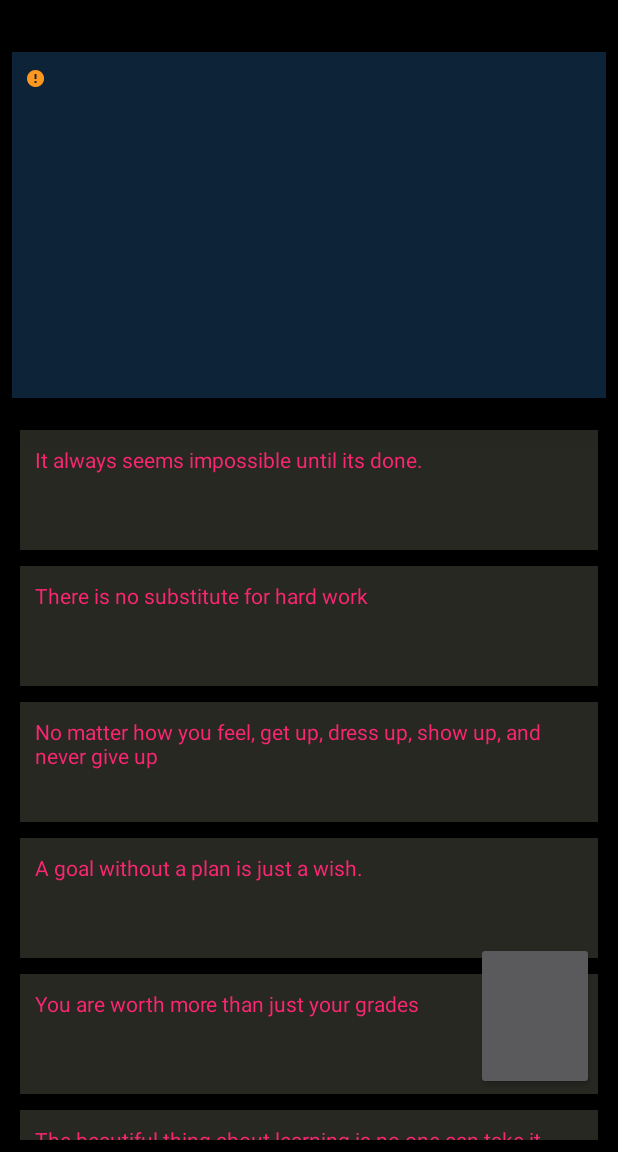
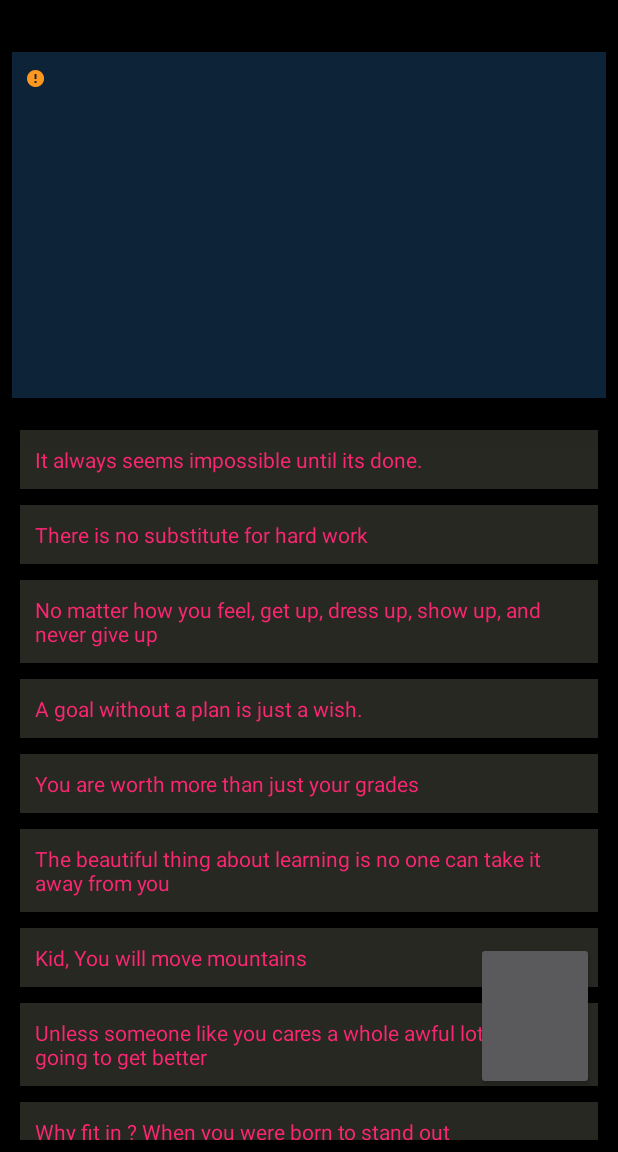
Before and after one commit to TeamSevenCET/MyVirtualPlanner-Android, an Android app: the screen it shows after launch (MainActivity), on a phone screen of 412 x 824 dp, the part 84-1236 px from its top. Run offline under Robolectric (Android 15) with nearby library versions, the phone set to English and light mode, and no system bars; our stand-ins replace Firebase (no records; nobody signed in at launch, a user with empty details on screens opened directly); libraries missing offline, so code that uses them is left out: at.markushi.ui; plain views replace CircleButton; 2 statements that could not run were skipped.

Commit message:
better view for large string inputs

```diff
--- a/app/src/main/java/io/github/teamseven/myvirtualplanner/MainActivity.java
+++ b/app/src/main/java/io/github/teamseven/myvirtualplanner/MainActivity.java
@@ -265,7 +265,6 @@ public class MainActivity extends AppCompatActivity implements NavigationView.On
                 AlertDialog.Builder mBuilder=new AlertDialog.Builder(MainActivity.this);
                 View lview = getLayoutInflater().inflate(R.layout.dialog_reminder,null);
                 final EditText lReminder=(EditText) lview.findViewById(R.id.textReminder);
-                String text_rem=lReminder.getText().toString();
                 final DatePicker rem_date=(DatePicker) lview.findViewById(R.id.datePicker4);
                 final TimePicker rem_time=(TimePicker)lview.findViewById(R.id.timePicker);
                 mBuilder.setView(lview);
--- a/app/src/main/res/layout/activity_main.xml
+++ b/app/src/main/res/layout/activity_main.xml
@@ -49,7 +49,7 @@
             <TextView
                 android:id="@+id/mainscreen_tv10"
                 android:layout_width="match_parent"
-                android:layout_height="80dp"
+                android:layout_height="wrap_content"
                 android:layout_margin="5sp"
                 android:background="@drawable/mainscreen_shadow1"
                 android:elevation="20sp"
@@ -60,7 +60,7 @@
             <TextView
                 android:id="@+id/mainscreen_tv9"
                 android:layout_width="match_parent"
-                android:layout_height="80dp"
+                android:layout_height="wrap_content"
                 android:layout_margin="5sp"
                 android:background="@drawable/mainscreen_shadow1"
                 android:elevation="20sp"
@@ -71,7 +71,7 @@
             <TextView
                 android:id="@+id/mainscreen_tv8"
                 android:layout_width="match_parent"
-                android:layout_height="80dp"
+                android:layout_height="wrap_content"
                 android:layout_margin="5sp"
                 android:background="@drawable/mainscreen_shadow1"
                 android:elevation="20sp"
@@ -82,7 +82,7 @@
             <TextView
                 android:id="@+id/mainscreen_tv7"
                 android:layout_width="match_parent"
-                android:layout_height="80dp"
+                android:layout_height="wrap_content"
                 android:layout_margin="5sp"
                 android:background="@drawable/mainscreen_shadow1"
                 android:elevation="20sp"
@@ -92,7 +92,7 @@
             <TextView
                 android:id="@+id/mainscreen_tv6"
                 android:layout_width="match_parent"
-                android:layout_height="80dp"
+                android:layout_height="wrap_content"
                 android:layout_margin="5sp"
                 android:background="@drawable/mainscreen_shadow1"
                 android:elevation="20sp"
@@ -103,7 +103,7 @@
             <TextView
                 android:id="@+id/mainscreen_tv5"
                 android:layout_width="match_parent"
-                android:layout_height="80dp"
+                android:layout_height="wrap_content"
                 android:layout_margin="5sp"
                 android:background="@drawable/mainscreen_shadow1"
                 android:elevation="20sp"
@@ -114,7 +114,7 @@
             <TextView
                 android:id="@+id/mainscreen_tv4"
                 android:layout_width="match_parent"
-                android:layout_height="80dp"
+                android:layout_height="wrap_content"
                 android:layout_margin="5sp"
                 android:background="@drawable/mainscreen_shadow1"
                 android:elevation="20sp"
@@ -125,7 +125,7 @@
             <TextView
                 android:id="@+id/mainscreen_tv3"
                 android:layout_width="match_parent"
-                android:layout_height="80dp"
+                android:layout_height="wrap_content"
                 android:layout_margin="5sp"
                 android:background="@drawable/mainscreen_shadow1"
                 android:elevation="20sp"
@@ -135,7 +135,7 @@
             <TextView
                 android:id="@+id/mainscreen_tv2"
                 android:layout_width="match_parent"
-                android:layout_height="80dp"
+                android:layout_height="wrap_content"
                 android:layout_margin="5sp"
                 android:background="@drawable/mainscreen_shadow1"
                 android:elevation="20sp"
@@ -146,7 +146,7 @@
             <TextView
                 android:id="@+id/mainscreen_tv1"
                 android:layout_width="match_parent"
-                android:layout_height="80dp"
+                android:layout_height="wrap_content"
                 android:layout_margin="5sp"
                 android:background="@drawable/mainscreen_shadow1"
                 android:elevation="20sp"
```
